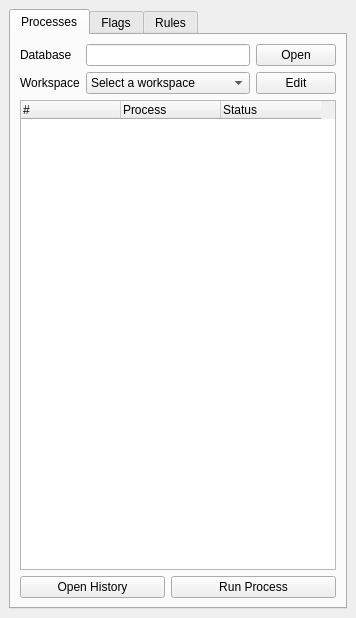
Qt form ValidationTools/validation_toolbox.ui (dsgoficial/DsgTools) before a commit.
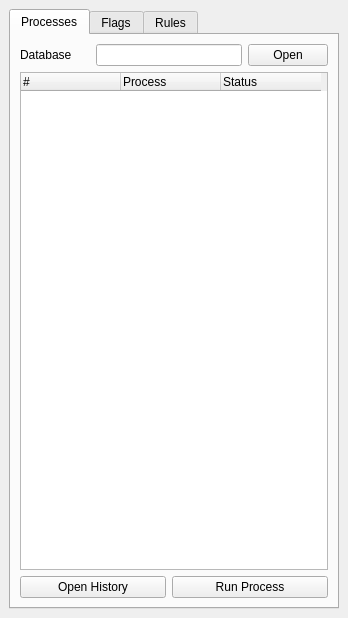
The same form after that commit.

Commit message: updating translation, fixing snap geometries process, removing menu entries in the flags menu, removing workspace items in the validation toolbox dialog.

What changed in the file:
```diff
--- a/ValidationTools/validation_toolbox.ui
+++ b/ValidationTools/validation_toolbox.ui
@@ -42,54 +42,21 @@
           </property>
          </widget>
         </item>
-        <item row="3" column="0" colspan="2">
+        <item row="2" column="0" colspan="2">
          <widget class="QPushButton" name="historyButton">
           <property name="text">
            <string>Open History</string>
           </property>
          </widget>
         </item>
-        <item row="3" column="2" colspan="2">
+        <item row="2" column="2" colspan="2">
          <widget class="QPushButton" name="runButton">
           <property name="text">
            <string>Run Process</string>
           </property>
          </widget>
         </item>
-        <item row="1" column="0">
-         <widget class="QLabel" name="label_2">
-          <property name="text">
-           <string>Workspace</string>
-          </property>
-         </widget>
-        </item>
-        <item row="1" column="1" colspan="2">
-         <widget class="QComboBox" name="workspaceComboBox">
-          <item>
-           <property name="text">
-            <string>Select a workspace</string>
-           </property>
-          </item>
-          <item>
-           <property name="text">
-            <string>Default</string>
-           </property>
-          </item>
-          <item>
-           <property name="text">
-            <string>Create new workspace...</string>
-           </property>
-          </item>
-         </widget>
-        </item>
-        <item row="1" column="3">
-         <widget class="QPushButton" name="editWorkspaceButton">
-          <property name="text">
-           <string>Edit</string>
-          </property>
-         </widget>
-        </item>
-        <item row="2" column="0" colspan="4">
+        <item row="1" column="0" colspan="4">
          <widget class="QTreeWidget" name="processTreeWidget">
           <property name="minimumSize">
            <size>
```
The commit also changes 6 other files.
